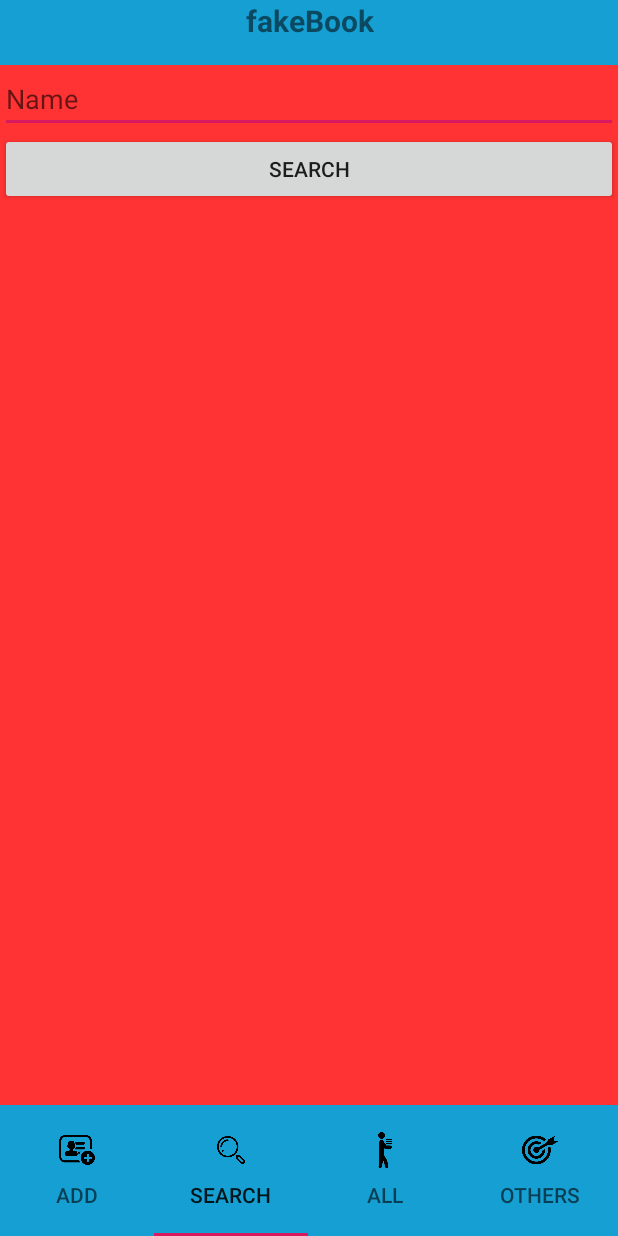
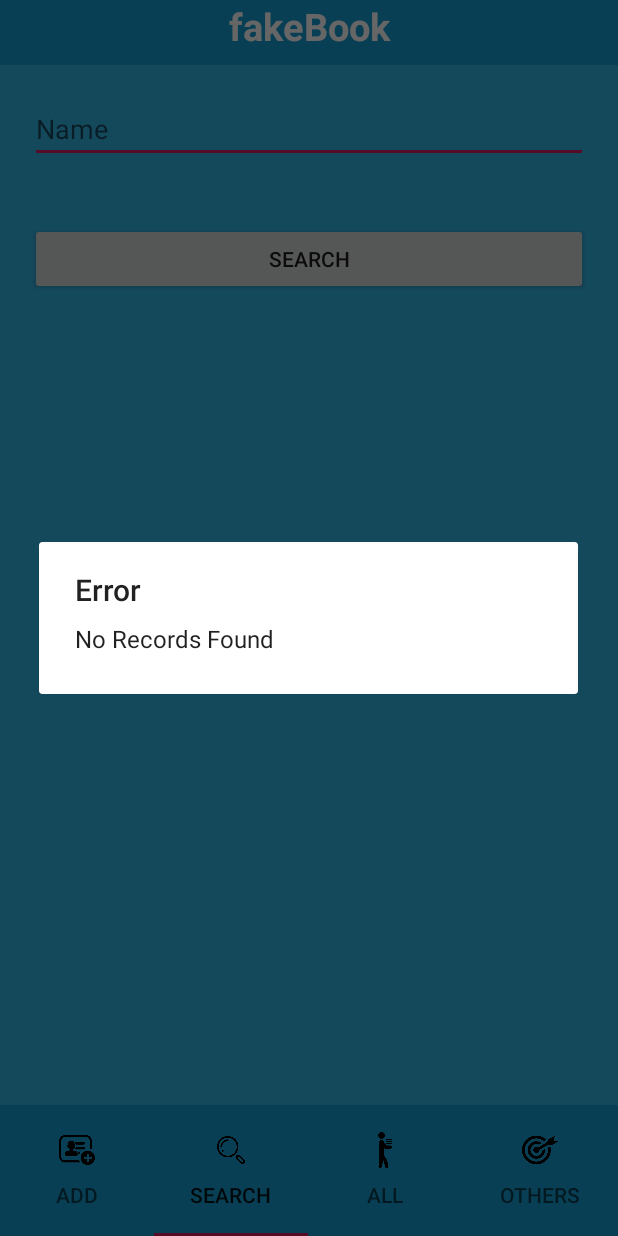
Before and after one commit to ImalshaMaduvantha/newFakeBook, an Android app: the screen it shows after launch (MainActivity), item 2 of the bottom bar chosen, on a phone screen of 412 x 824 dp. Run offline under Robolectric (Android 15) with nearby library versions, the phone set to English and light mode, and no system bars.

Commit message:
View All Student Details

```diff
--- a/app/src/main/java/com/example/newfakebook/BlackFragment.java
+++ b/app/src/main/java/com/example/newfakebook/BlackFragment.java
@@ -1,9 +1,12 @@
 package com.example.newfakebook;
 
+import android.app.AlertDialog;
+import android.database.Cursor;
 import android.os.Bundle;
 import android.view.LayoutInflater;
 import android.view.View;
 import android.view.ViewGroup;
+import android.widget.ArrayAdapter;
 import android.widget.BaseAdapter;
 import android.widget.ListView;
 import android.widget.TextView;
@@ -12,74 +15,62 @@ import androidx.annotation.NonNull;
 import androidx.annotation.Nullable;
 import androidx.fragment.app.Fragment;
 
+import com.example.newfakebook.database.MyDtabase;
+
+import java.util.ArrayList;
+
 
 public class BlackFragment extends Fragment {
 
-    public String[] names;
-    public String[] ages;
-    public ListView studentList;
-    public int count;
+    MyDtabase dbManager;
+    ListView allView;
+    String[] arr;
 
+    public static BlackFragment newInstance(){
+        BlackFragment blackFragment = new BlackFragment();
+        return blackFragment;
+    }
 
     @Nullable
     @Override
     public View onCreateView(@NonNull LayoutInflater inflater, @Nullable ViewGroup container, @Nullable Bundle savedInstanceState) {
-        ViewGroup root = (ViewGroup) inflater.inflate(R.layout.black_frag, null);
-
-        createListView(root);
-
-        return inflater.inflate(R.layout.black_frag , container , false);
+        return inflater.inflate(R.layout.black_frag, container, false);
     }
 
-    public BlackFragment newInstance(){
-
-        BlackFragment blackFragment = new BlackFragment().newInstance();
-        return blackFragment;
+    @Override
+    public void onViewCreated(@NonNull View view, @Nullable Bundle savedInstanceState) {
+        super.onViewCreated(view, savedInstanceState);
+        dbManager = new MyDtabase(getContext());
+        allView = view.findViewById(R.id.txtAll);
+        viewAllStudent();
     }
 
-    public void createListView(ViewGroup root){
-        names = new String[]{"akila","nimal","kamal"};
-        ages = new String[]{"18","20","15"};
+    public void viewAllStudent() {
 
-        count = names.length;
-
-        studentList = root.findViewById(R.id.all_data);
-
-        CustomAdapter ca = new CustomAdapter();
-
-        studentList.setAdapter(ca);
-    }
-
-    class CustomAdapter extends BaseAdapter
-    {
-
-        @Override
-        public int getCount() {
-            return count;
+        Cursor cursor = dbManager.getAllStudents();
+        ArrayList<String> dataset = new ArrayList<>();
+        ArrayAdapter<String> adapter = new ArrayAdapter<String>(getContext(), android.R.layout.simple_list_item_1, dataset);
+        if ((cursor.getCount()) == 0) {
+            AlertDialog.Builder message = new AlertDialog.Builder(getContext());
+            message.setCancelable(true);
+            message.setTitle("Error");
+            message.setMessage("No Records Found");
+            message.show();
         }
 
-        @Override
-        public Object getItem(int position) {
-            return null;
+        StringBuffer buffer = new StringBuffer();
+
+        while (cursor.moveToNext()) {
+            buffer.append("Name  : " + cursor.getString(0) + "\n");
+            buffer.append("Age   : " + cursor.getInt(1) + "\n");
+            buffer.append("Mark  : " + cursor.getInt(2) + "\n\n");
+
         }
-
-        @Override
-        public long getItemId(int position) {
-            return 0;
+        arr = buffer.toString().split("\n\n");
+        for (int i = 0; i < (arr.length); i++) {
+            dataset.add(arr[i]);
         }
-
-        @Override
-        public View getView(int i, View view, ViewGroup parent) {
-            view = getLayoutInflater().inflate(R.layout.listviewdatalayout,null);
-
-            TextView name_view = (TextView)view.findViewById(R.id.textView_Name);
-            TextView age_view = (TextView)view.findViewById(R.id.textView_Age);
-
-            name_view.setText(names[1]);
-            age_view.setText(ages[1]);
-
-            return view;
-        }
+        allView.setAdapter(adapter);
     }
 
 }
--- a/app/src/main/java/com/example/newfakebook/BlueFragment.java
+++ b/app/src/main/java/com/example/newfakebook/BlueFragment.java
@@ -12,7 +12,7 @@ import androidx.annotation.NonNull;
 import androidx.annotation.Nullable;
 import androidx.fragment.app.Fragment;
 
-import com.example.facebook.database.MyDtabase;
+import com.example.newfakebook.database.MyDtabase;
 
 public class BlueFragment extends Fragment {
 
--- a/app/src/main/java/com/example/newfakebook/RedFragment.java
+++ b/app/src/main/java/com/example/newfakebook/RedFragment.java
@@ -12,7 +12,7 @@ import androidx.annotation.NonNull;
 import androidx.annotation.Nullable;
 import androidx.fragment.app.Fragment;
 
-import com.example.facebook.database.MyDtabase;
+import com.example.newfakebook.database.MyDtabase;
 
 import java.util.ArrayList;
 
--- a/app/src/main/java/com/example/newfakebook/database/MyDtabase.java
+++ b/app/src/main/java/com/example/newfakebook/database/MyDtabase.java
@@ -1,4 +1,4 @@
-package com.example.facebook.database;
+package com.example.newfakebook.database;
 
 import android.content.Context;
 import android.database.Cursor;
@@ -32,6 +32,7 @@ public class MyDtabase extends SQLiteOpenHelper {
 
     // SQL quaries
     public static final String DROP_TABLE = "DROP TABLE IF EXISTS "+STUDENT_TABLE;
+    public static final String SELECT_STUDENTS = "SELECT * FROM "+STUDENT_TABLE;
 
     public MyDtabase(Context context) {
         super(context, DB_NAME, null, DB_VERSION);
@@ -78,4 +79,10 @@ public class MyDtabase extends SQLiteOpenHelper {
         return db2;
     }
 
+    public Cursor getAllStudents() {
+        SQLiteDatabase db = getWritableDatabase();
+        //SQL Result taken to cursor
+        Cursor cursor = db.rawQuery(SELECT_STUDENTS, null);
+        return cursor;
+    }
 }
--- a/app/src/main/res/layout/activity_main.xml
+++ b/app/src/main/res/layout/activity_main.xml
@@ -18,9 +18,10 @@
             android:layout_width="match_parent"
             android:layout_height="match_parent"
             android:text="fakeBook"
+            android:textColor="@color/text"
             android:background="@color/tv_background"
             android:textAlignment="center"
-            android:textSize="20dp"
+            android:textSize="25dp"
             android:textStyle="bold"
             />
 
--- a/app/src/main/res/layout/green_frag.xml
+++ b/app/src/main/res/layout/green_frag.xml
@@ -2,7 +2,7 @@
 <LinearLayout xmlns:android="http://schemas.android.com/apk/res/android"
     android:orientation="vertical" android:layout_width="match_parent"
     android:layout_height="match_parent"
-    android:background="@color/green"
+    android:background="@android:color/holo_blue_light"
     >
 
 </LinearLayout>
--- a/app/src/main/res/layout/red_frag.xml
+++ b/app/src/main/res/layout/red_frag.xml
@@ -2,7 +2,7 @@
 <LinearLayout xmlns:android="http://schemas.android.com/apk/res/android"
     android:orientation="vertical" android:layout_width="match_parent"
     android:layout_height="match_parent"
-    android:background="@color/red"
+    android:background="@android:color/holo_blue_light"
     >
 
     <EditText
@@ -13,17 +13,19 @@
         android:inputType="textPersonName"
         android:hint="Name"
         android:textColor="@color/text"
-        />
+        android:layout_margin="20dp"/>
 
     <Button
         android:id="@+id/button_search"
         android:layout_width="match_parent"
         android:layout_height="wrap_content"
-        android:text="SEARCH" />
+        android:text="SEARCH"
+        android:layout_margin="20dp"/>
 
     <ListView
         android:id="@+id/one_data"
         android:layout_width="match_parent"
-        android:layout_height="match_parent" />
+        android:layout_height="match_parent"
+        android:layout_margin="20dp"/>
 
 </LinearLayout>
--- a/app/src/main/res/values/colors.xml
+++ b/app/src/main/res/values/colors.xml
@@ -11,4 +11,5 @@
     <color name="tv_background">#169FD2</color>
     <color name="vp_background">#169FD2</color>
     <color name="blue_button">#3AAEFF</color>
+    <color name="dark_blue">#536DFE</color>
 </resources>
```
Also changed, not shown: app/src/main/res/layout/black_frag.xml (+13 -4 lines), app/src/main/res/layout/blue_frag.xml (+6 -7 lines).
